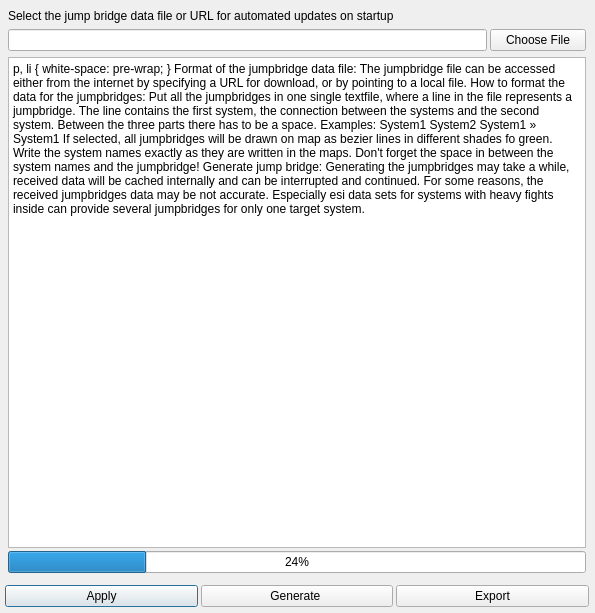
This is src/vi/ui/JumpbridgeChooser.ui in jkey-67/spyglass as Qt 5 draws it before an edit. The edited form follows.
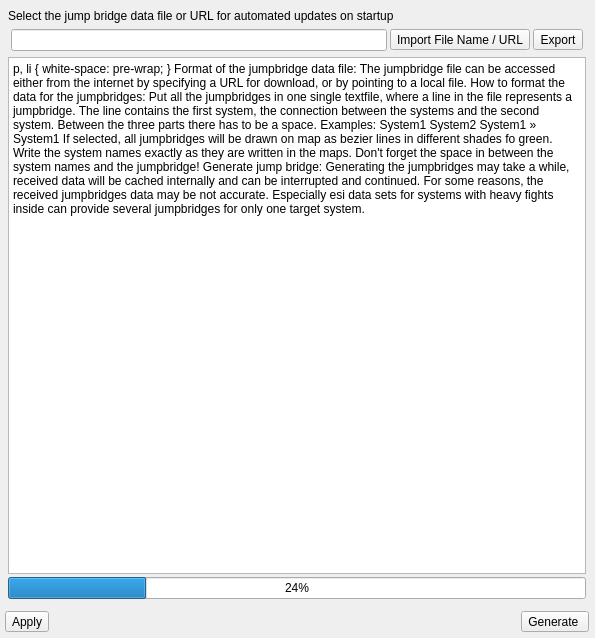
This is the edited form. Icons and pictures are not drawn.

Commit message: 1.6.6-RC04 apply icon added, more dialogs changed to Qt.Popup

```diff
--- a/src/vi/ui/JumpbridgeChooser.ui
+++ b/src/vi/ui/JumpbridgeChooser.ui
@@ -7,7 +7,7 @@
     <x>0</x>
     <y>0</y>
     <width>595</width>
-    <height>613</height>
+    <height>638</height>
    </rect>
   </property>
   <property name="windowTitle">
@@ -48,23 +48,55 @@
        <number>3</number>
       </property>
       <item>
-       <widget class="QPushButton" name="cancelButton">
+       <widget class="QToolButton" name="cancelButton">
+        <property name="toolTip">
+         <string>Apply changes</string>
+        </property>
         <property name="text">
          <string>Apply</string>
         </property>
+        <property name="icon">
+         <iconset resource="resource.qrc">
+          <normaloff>:/Icons/res/apply.svg</normaloff>:/Icons/res/apply.svg</iconset>
+        </property>
+        <property name="iconSize">
+         <size>
+          <width>24</width>
+          <height>24</height>
+         </size>
+        </property>
        </widget>
       </item>
       <item>
-       <widget class="QPushButton" name="generateJumpBridgeButton">
+       <spacer name="horizontalSpacer">
+        <property name="orientation">
+         <enum>Qt::Horizontal</enum>
+        </property>
+        <property name="sizeHint" stdset="0">
+         <size>
+          <width>40</width>
+          <height>20</height>
+         </size>
+        </property>
+       </spacer>
+      </item>
+      <item>
+       <widget class="QToolButton" name="generateJumpBridgeButton">
+        <property name="toolTip">
+         <string>Generate the list uf jumpbridges online</string>
+        </property>
         <property name="text">
          <string>Generate </string>
         </property>
-       </widget>
-      </item>
-      <item>
-       <widget class="QPushButton" name="saveButton">
-        <property name="text">
-         <string>Export</string>
+        <property name="icon">
+         <iconset resource="resource.qrc">
+          <normaloff>:/Icons/res/arrows-rotate.svg</normaloff>:/Icons/res/arrows-rotate.svg</iconset>
+        </property>
+        <property name="iconSize">
+         <size>
+          <width>24</width>
+          <height>24</height>
+         </size>
         </property>
        </widget>
       </item>
@@ -107,18 +139,18 @@
          <number>3</number>
         </property>
         <item row="1" column="0">
-         <layout class="QHBoxLayout" name="horizontalLayout" stretch="5,1">
+         <layout class="QHBoxLayout" name="horizontalLayout" stretch="5,0,0">
           <property name="spacing">
            <number>3</number>
           </property>
           <property name="leftMargin">
-           <number>0</number>
+           <number>3</number>
           </property>
           <property name="topMargin">
            <number>3</number>
           </property>
           <property name="rightMargin">
-           <number>0</number>
+           <number>3</number>
           </property>
           <property name="bottomMargin">
            <number>3</number>
@@ -127,9 +159,42 @@
            <widget class="QLineEdit" name="urlField"/>
           </item>
           <item>
-           <widget class="QPushButton" name="fileChooser">
+           <widget class="QToolButton" name="fileChooser">
+            <property name="toolTip">
+             <string>Set the import file name or define the import URL</string>
+            </property>
             <property name="text">
-             <string>Choose File</string>
+             <string>Import File Name / URL</string>
+            </property>
+            <property name="icon">
+             <iconset resource="resource.qrc">
+              <normaloff>:/Icons/res/load.svg</normaloff>:/Icons/res/load.svg</iconset>
+            </property>
+            <property name="iconSize">
+             <size>
+              <width>24</width>
+              <height>24</height>
+             </size>
+            </property>
+           </widget>
+          </item>
+          <item>
+           <widget class="QToolButton" name="saveButton">
+            <property name="toolTip">
+             <string>Export the current Jump Bridge set to a text file</string>
+            </property>
+            <property name="text">
+             <string>Export</string>
+            </property>
+            <property name="icon">
+             <iconset resource="resource.qrc">
+              <normaloff>:/Icons/res/save.svg</normaloff>:/Icons/res/save.svg</iconset>
+            </property>
+            <property name="iconSize">
+             <size>
+              <width>24</width>
+              <height>24</height>
+             </size>
             </property>
            </widget>
           </item>
```
Left out of the diff: 19 changed lines with no effect on the pictures. The commit also changes 11 other files.
